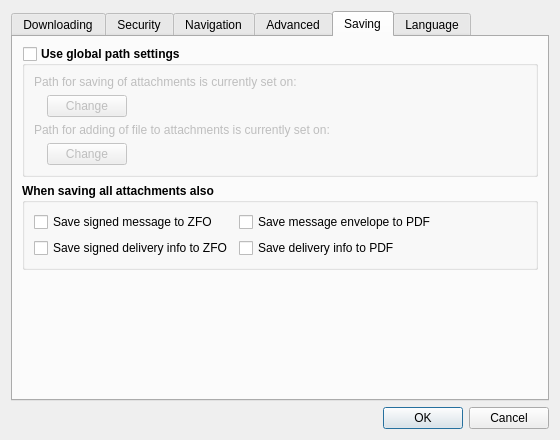
Qt form src/gui/ui/dlg_preferences.ui (psakar/datovka) before a commit.
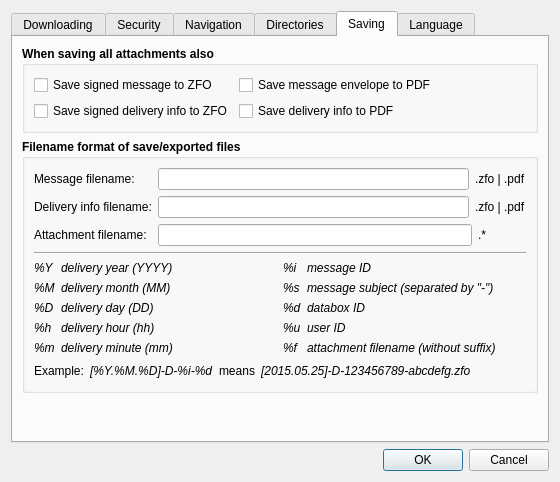
The same form after that commit. The open tabs and pages were chosen to show the change. Icons and pictures are not drawn.

Commit message: Saving with definable name of target file - part 1 (issue #42)

Patch:
```diff
--- a/src/gui/ui/dlg_preferences.ui
+++ b/src/gui/ui/dlg_preferences.ui
@@ -7,7 +7,7 @@
     <x>0</x>
     <y>0</y>
     <width>560</width>
-    <height>440</height>
+    <height>482</height>
    </rect>
   </property>
   <property name="minimumSize">
@@ -470,203 +470,10 @@
      </widget>
      <widget class="QWidget" name="tab_3_advanced">
       <attribute name="title">
-       <string>Advanced</string>
+       <string>Directories</string>
       </attribute>
       <layout class="QVBoxLayout" name="verticalLayout_5">
        <item>
-        <widget class="QGroupBox" name="groupBox_5">
-         <property name="font">
-          <font>
-           <weight>75</weight>
-           <bold>true</bold>
-          </font>
-         </property>
-         <property name="title">
-          <string>Signing certificate validity</string>
-         </property>
-         <layout class="QVBoxLayout" name="verticalLayout_9">
-          <item>
-           <widget class="QRadioButton" name="certificate_validation_date_1">
-            <property name="font">
-             <font>
-              <weight>50</weight>
-              <bold>false</bold>
-             </font>
-            </property>
-            <property name="toolTip">
-             <string>Validity of the signing certificate will be checked against
-the current date. This gives the highest protection against
-compromised certificate exploit.</string>
-            </property>
-            <property name="text">
-             <string>Check against current date (safer)</string>
-            </property>
-            <property name="checked">
-             <bool>true</bool>
-            </property>
-           </widget>
-          </item>
-          <item>
-           <widget class="QRadioButton" name="certificate_validation_date_2">
-            <property name="font">
-             <font>
-              <weight>50</weight>
-              <bold>false</bold>
-             </font>
-            </property>
-            <property name="toolTip">
-             <string>The validity of signing certificate is checked against a
-stored download date. This allows long-term storage 
-of messages without false alarms about invalid signature. 
-It is less safe, because the attacker could modify the 
-download date in the Datovka database.</string>
-            </property>
-            <property name="text">
-             <string>Check against the date of download</string>
-            </property>
-           </widget>
-          </item>
-          <item>
-           <widget class="Line" name="line">
-            <property name="orientation">
-             <enum>Qt::Horizontal</enum>
-            </property>
-           </widget>
-          </item>
-          <item>
-           <widget class="QCheckBox" name="check_crl">
-            <property name="font">
-             <font>
-              <weight>50</weight>
-              <bold>false</bold>
-             </font>
-            </property>
-            <property name="toolTip">
-             <string>Check certificate revocation list (CRL).</string>
-            </property>
-            <property name="text">
-             <string>Check certificate revocation list (CRL)</string>
-            </property>
-            <property name="checked">
-             <bool>true</bool>
-            </property>
-           </widget>
-          </item>
-         </layout>
-        </widget>
-       </item>
-       <item>
-        <widget class="QGroupBox" name="groupBox_7">
-         <property name="font">
-          <font>
-           <weight>75</weight>
-           <bold>true</bold>
-          </font>
-         </property>
-         <property name="title">
-          <string>Connection settings</string>
-         </property>
-         <layout class="QVBoxLayout" name="verticalLayout_15">
-          <item>
-           <layout class="QHBoxLayout" name="horizontalLayout_4">
-            <item>
-             <widget class="QLabel" name="label_4">
-              <property name="font">
-               <font>
-                <weight>50</weight>
-                <bold>false</bold>
-               </font>
-              </property>
-              <property name="text">
-               <string>Timeout for message downloading is set on</string>
-              </property>
-             </widget>
-            </item>
-            <item>
-             <widget class="QSpinBox" name="timeoutMinSpinBox">
-              <property name="font">
-               <font>
-                <weight>50</weight>
-                <bold>false</bold>
-               </font>
-              </property>
-              <property name="maximum">
-               <number>15</number>
-              </property>
-              <property name="value">
-               <number>5</number>
-              </property>
-             </widget>
-            </item>
-            <item>
-             <widget class="QLabel" name="label_5">
-              <property name="font">
-               <font>
-                <weight>50</weight>
-                <bold>false</bold>
-               </font>
-              </property>
-              <property name="text">
-               <string>minutes</string>
-              </property>
-             </widget>
-            </item>
-            <item>
-             <spacer name="horizontalSpacer_4">
-              <property name="orientation">
-               <enum>Qt::Horizontal</enum>
-              </property>
-              <property name="sizeHint" stdset="0">
-               <size>
-                <width>40</width>
-                <height>20</height>
-               </size>
-              </property>
-             </spacer>
-            </item>
-           </layout>
-          </item>
-          <item>
-           <widget class="QLabel" name="labelTimeoutNote">
-            <property name="font">
-             <font>
-              <weight>50</weight>
-              <italic>true</italic>
-              <bold>false</bold>
-             </font>
-            </property>
-            <property name="text">
-             <string notr="true"/>
-            </property>
-            <property name="wordWrap">
-             <bool>true</bool>
-            </property>
-           </widget>
-          </item>
-         </layout>
-        </widget>
-       </item>
-       <item>
-        <spacer name="verticalSpacer_4">
-         <property name="orientation">
-          <enum>Qt::Vertical</enum>
-         </property>
-         <property name="sizeHint" stdset="0">
-          <size>
-           <width>20</width>
-           <height>40</height>
-          </size>
-         </property>
-        </spacer>
-       </item>
-      </layout>
-     </widget>
-     <widget class="QWidget" name="tab_5_directories">
-      <attribute name="title">
-       <string>Saving</string>
-      </attribute>
-      <layout class="QVBoxLayout" name="verticalLayout_13">
-       <item>
         <widget class="QGroupBox" name="enableGlobalPaths">
          <property name="enabled">
           <bool>true</bool>
@@ -810,6 +617,26 @@
         </widget>
        </item>
        <item>
+        <spacer name="verticalSpacer_4">
+         <property name="orientation">
+          <enum>Qt::Vertical</enum>
+         </property>
+         <property name="sizeHint" stdset="0">
+          <size>
+           <width>20</width>
+           <height>40</height>
+          </size>
+         </property>
+        </spacer>
+       </item>
+      </layout>
+     </widget>
+     <widget class="QWidget" name="tab_5_directories">
+      <attribute name="title">
+       <string>Saving</string>
+      </attribute>
+      <layout class="QVBoxLayout" name="verticalLayout_13">
+       <item>
         <widget class="QGroupBox" name="groupBox_8">
          <property name="font">
           <font>
@@ -886,6 +713,520 @@
          </layout>
         </widget>
        </item>
+       <item>
+        <widget class="QGroupBox" name="groupBox_9">
+         <property name="font">
+          <font>
+           <weight>75</weight>
+           <bold>true</bold>
+          </font>
+         </property>
+         <property name="title">
+          <string>Filename format of save/exported files</string>
+         </property>
+         <layout class="QVBoxLayout" name="verticalLayout_17">
+          <item>
+           <layout class="QFormLayout" name="formLayout">
+            <property name="fieldGrowthPolicy">
+             <enum>QFormLayout::AllNonFixedFieldsGrow</enum>
+            </property>
+            <item row="0" column="0">
+             <widget class="QLabel" name="label_3">
+              <property name="font">
+               <font>
+                <weight>50</weight>
+                <bold>false</bold>
+               </font>
+              </property>
+              <property name="text">
+               <string>Message filename:</string>
+              </property>
+             </widget>
+            </item>
+            <item row="0" column="1">
+             <layout class="QHBoxLayout" name="horizontalLayout_8">
+              <item>
+               <widget class="QLineEdit" name="message_filename_format">
+                <property name="font">
+                 <font>
+                  <weight>50</weight>
+                  <bold>false</bold>
+                 </font>
+                </property>
+               </widget>
+              </item>
+              <item>
+               <widget class="QLabel" name="label_6">
+                <property name="font">
+                 <font>
+                  <weight>50</weight>
+                  <bold>false</bold>
+                 </font>
+                </property>
+                <property name="text">
+                 <string notr="true">.zfo | .pdf</string>
+                </property>
+               </widget>
+              </item>
+             </layout>
+            </item>
+            <item row="1" column="0">
+             <widget class="QLabel" name="label_7">
+              <property name="font">
+               <font>
+                <weight>50</weight>
+                <bold>false</bold>
+               </font>
+              </property>
+              <property name="text">
+               <string>Delivery info filename:</string>
+              </property>
+             </widget>
+            </item>
+            <item row="2" column="0">
+             <widget class="QLabel" name="label_9">
+              <property name="font">
+               <font>
+                <weight>50</weight>
+                <bold>false</bold>
+               </font>
+              </property>
+              <property name="text">
+               <string>Attachment filename:</string>
+              </property>
+             </widget>
+            </item>
+            <item row="1" column="1">
+             <layout class="QHBoxLayout" name="horizontalLayout_9">
+              <item>
+               <widget class="QLineEdit" name="delivery_filename_format">
+                <property name="font">
+                 <font>
+                  <weight>50</weight>
+                  <bold>false</bold>
+                 </font>
+                </property>
+               </widget>
+              </item>
+              <item>
+               <widget class="QLabel" name="label_8">
+                <property name="font">
+                 <font>
+                  <weight>50</weight>
+                  <bold>false</bold>
+                 </font>
+                </property>
+                <property name="text">
+                 <string notr="true">.zfo | .pdf</string>
+                </property>
+               </widget>
+              </item>
+             </layout>
+            </item>
+            <item row="2" column="1">
+             <layout class="QHBoxLayout" name="horizontalLayout_10">
+              <item>
+               <widget class="QLineEdit" name="attachment_filename_format">
+                <property name="font">
+                 <font>
+                  <weight>50</weight>
+                  <bold>false</bold>
+                 </font>
+                </property>
+               </widget>
+              </item>
+              <item>
+               <widget class="QLabel" name="label_10">
+                <property name="font">
+                 <font>
+                  <weight>50</weight>
+                  <bold>false</bold>
+                 </font>
+                </property>
+                <property name="text">
+                 <string notr="true">.*            </string>
+                </property>
+               </widget>
+              </item>
+             </layout>
+            </item>
+           </layout>
+          </item>
+          <item>
+           <widget class="Line" name="line_2">
+            <property name="orientation">
+             <enum>Qt::Horizontal</enum>
+            </property>
+           </widget>
+          </item>
+          <item>
+           <layout class="QHBoxLayout" name="horizontalLayout_5">
+            <item>
+             <layout class="QFormLayout" name="formLayout_4">
+              <item row="4" column="0">
+               <widget class="QLabel" name="label_12">
+                <property name="font">
+                 <font>
+                  <weight>50</weight>
+                  <italic>true</italic>
+                  <bold>false</bold>
+                 </font>
+                </property>
+                <property name="text">
+                 <string>%m</string>
+                </property>
+               </widget>
+              </item>
+              <item row="2" column="0">
+               <widget class="QLabel" name="label_13">
+                <property name="font">
+                 <font>
+                  <weight>50</weight>
+                  <italic>true</italic>
+                  <bold>false</bold>
+                 </font>
+                </property>
+                <property name="text">
+                 <string>%D</string>
+                </property>
+               </widget>
+              </item>
+              <item row="1" column="0">
+               <widget class="QLabel" name="label_17">
+                <property name="font">
+                 <font>
+                  <weight>50</weight>
+                  <italic>true</italic>
+                  <bold>false</bold>
+                 </font>
+                </property>
+                <property name="text">
+                 <string>%M</string>
+                </property>
+               </widget>
+              </item>
+              <item row="0" column="0">
+               <widget class="QLabel" name="label_18">
+                <property name="font">
+                 <font>
+                  <weight>50</weight>
+                  <italic>true</italic>
+                  <bold>false</bold>
+                 </font>
+                </property>
+                <property name="text">
+                 <string>%Y</string>
+                </property>
+               </widget>
+              </item>
+              <item row="0" column="1">
+               <widget class="QLabel" name="label_19">
+                <property name="font">
+                 <font>
+                  <weight>50</weight>
+                  <italic>true</italic>
+                  <bold>false</bold>
+                 </font>
+                </property>
+                <property name="text">
+                 <string>delivery year (YYYY)</string>
+                </property>
+               </widget>
+              </item>
+              <item row="1" column="1">
+               <widget class="QLabel" name="label_20">
+                <property name="font">
+                 <font>
+                  <weight>50</weight>
+                  <italic>true</italic>
+                  <bold>false</bold>
+                 </font>
+                </property>
+                <property name="text">
+                 <string>delivery month (MM)</string>
+                </property>
+               </widget>
+              </item>
+              <item row="2" column="1">
+               <widget class="QLabel" name="label_21">
+                <property name="font">
+                 <font>
+                  <weight>50</weight>
+                  <italic>true</italic>
+                  <bold>false</bold>
+                 </font>
+                </property>
+                <property name="text">
+                 <string>delivery day (DD)</string>
+                </property>
+               </widget>
+              </item>
+              <item row="4" column="1">
+               <widget class="QLabel" name="label_22">
+                <property name="font">
+                 <font>
+                  <weight>50</weight>
+                  <italic>true</italic>
+                  <bold>false</bold>
+                 </font>
+                </property>
+                <property name="text">
+                 <string>delivery minute (mm)</string>
+                </property>
+               </widget>
+              </item>
+              <item row="3" column="1">
+               <widget class="QLabel" name="label_31">
+                <property name="font">
+                 <font>
+                  <weight>50</weight>
+                  <italic>true</italic>
+                  <bold>false</bold>
+                 </font>
+                </property>
+                <property name="text">
+                 <string>delivery hour (hh)</string>
+                </property>
+               </widget>
+              </item>
+              <item row="3" column="0">
+               <widget class="QLabel" name="label_32">
+                <property name="font">
+                 <font>
+                  <weight>50</weight>
+                  <italic>true</italic>
+                  <bold>false</bold>
+                 </font>
+                </property>
+                <property name="text">
+                 <string>%h</string>
+                </property>
+               </widget>
+              </item>
+             </layout>
+            </item>
+            <item>
+             <layout class="QFormLayout" name="formLayout_3">
+              <item row="2" column="0">
+               <widget class="QLabel" name="label_14">
+                <property name="font">
+                 <font>
+                  <weight>50</weight>
+                  <italic>true</italic>
+                  <bold>false</bold>
+                 </font>
+                </property>
+                <property name="text">
+                 <string>%d</string>
+                </property>
+               </widget>
+              </item>
+              <item row="1" column="0">
+               <widget class="QLabel" name="label_15">
+                <property name="font">
+                 <font>
+                  <weight>50</weight>
+                  <italic>true</italic>
+                  <bold>false</bold>
+                 </font>
+                </property>
+                <property name="text">
+                 <string>%s</string>
+                </property>
+               </widget>
+              </item>
+              <item row="0" column="0">
+               <widget class="QLabel" name="label_16">
+                <property name="font">
+                 <font>
+                  <weight>50</weight>
+                  <italic>true</italic>
+                  <bold>false</bold>
+                 </font>
+                </property>
+                <property name="text">
+                 <string>%i</string>
+                </property>
+               </widget>
+              </item>
+              <item row="0" column="1">
+               <widget class="QLabel" name="label_23">
+                <property name="font">
+                 <font>
+                  <weight>50</weight>
+                  <italic>true</italic>
+                  <bold>false</bold>
+                 </font>
+                </property>
+                <property name="text">
+                 <string>message ID</string>
+                </property>
+               </widget>
+              </item>
+              <item row="1" column="1">
+               <widget class="QLabel" name="label_24">
+                <property name="font">
+                 <font>
+                  <weight>50</weight>
+                  <italic>true</italic>
+                  <bold>false</bold>
+                 </font>
+                </property>
+                <property name="text">
+                 <string>message subject (separated by &quot;-&quot;)</string>
+                </property>
+               </widget>
+              </item>
+              <item row="2" column="1">
+               <widget class="QLabel" name="label_25">
+                <property name="font">
+                 <font>
+                  <weight>50</weight>
+                  <italic>true</italic>
+                  <bold>false</bold>
+                 </font>
+                </property>
+                <property name="text">
+                 <string>databox ID</string>
+                </property>
+               </widget>
+              </item>
+              <item row="4" column="0">
+               <widget class="QLabel" name="label_11">
+                <property name="font">
+                 <font>
+                  <weight>50</weight>
+                  <italic>true</italic>
+                  <bold>false</bold>
+                 </font>
+                </property>
+                <property name="text">
+                 <string>%f</string>
+                </property>
+               </widget>
+              </item>
+              <item row="4" column="1">
+               <widget class="QLabel" name="label_26">
+                <property name="font">
+                 <font>
+                  <weight>50</weight>
+                  <italic>true</italic>
+                  <bold>false</bold>
+                 </font>
+                </property>
+                <property name="text">
+                 <string>attachment filename (without suffix)</string>
+                </property>
+               </widget>
+              </item>
+              <item row="3" column="0">
+               <widget class="QLabel" name="label_33">
+                <property name="font">
+                 <font>
+                  <weight>50</weight>
+                  <italic>true</italic>
+                  <bold>false</bold>
+                 </font>
+                </property>
+                <property name="text">
+                 <string>%u</string>
+                </property>
+               </widget>
+              </item>
+              <item row="3" column="1">
+               <widget class="QLabel" name="label_34">
+                <property name="font">
+                 <font>
+                  <weight>50</weight>
+                  <italic>true</italic>
+                  <bold>false</bold>
+                 </font>
+                </property>
+                <property name="text">
+                 <string>user ID</string>
+                </property>
+               </widget>
+              </item>
+             </layout>
+            </item>
+           </layout>
+          </item>
+          <item>
+           <layout class="QHBoxLayout" name="horizontalLayout_6">
+            <item>
+             <widget class="QLabel" name="label_28">
+              <property name="font">
+               <font>
+                <weight>50</weight>
+                <italic>false</italic>
+                <bold>false</bold>
+               </font>
+              </property>
+              <property name="text">
+               <string>Example:</string>
+              </property>
+             </widget>
+            </item>
+            <item>
+             <widget class="QLabel" name="label_27">
+              <property name="font">
+               <font>
+                <weight>50</weight>
+                <italic>true</italic>
+                <bold>false</bold>
+               </font>
+              </property>
+              <property name="text">
+               <string>[%Y.%M.%D]-D-%i-%d</string>
+              </property>
+             </widget>
+            </item>
+            <item>
+             <widget class="QLabel" name="label_30">
+              <property name="font">
+               <font>
+                <weight>50</weight>
+                <italic>false</italic>
+                <bold>false</bold>
+               </font>
+              </property>
+              <property name="text">
+               <string>means</string>
+              </property>
+             </widget>
+            </item>
+            <item>
+             <widget class="QLabel" name="label_29">
+              <property name="font">
+               <font>
+                <weight>50</weight>
+                <italic>true</italic>
+                <bold>false</bold>
+               </font>
+              </property>
+              <property name="text">
+               <string>[2015.05.25]-D-123456789-abcdefg.zfo</string>
+              </property>
+             </widget>
+            </item>
+            <item>
+             <spacer name="horizontalSpacer_5">
+              <property name="orientation">
+               <enum>Qt::Horizontal</enum>
+              </property>
+              <property name="sizeHint" stdset="0">
+               <size>
+                <width>40</width>
+                <height>20</height>
+               </size>
+              </property>
+             </spacer>
+            </item>
+           </layout>
+          </item>
+         </layout>
+        </widget>
+       </item>
        <item>
         <spacer name="verticalSpacer_3">
          <property name="orientation">
```
Left out of the diff: 209 changed lines with no effect on the pictures. The commit also changes 3 other files.
